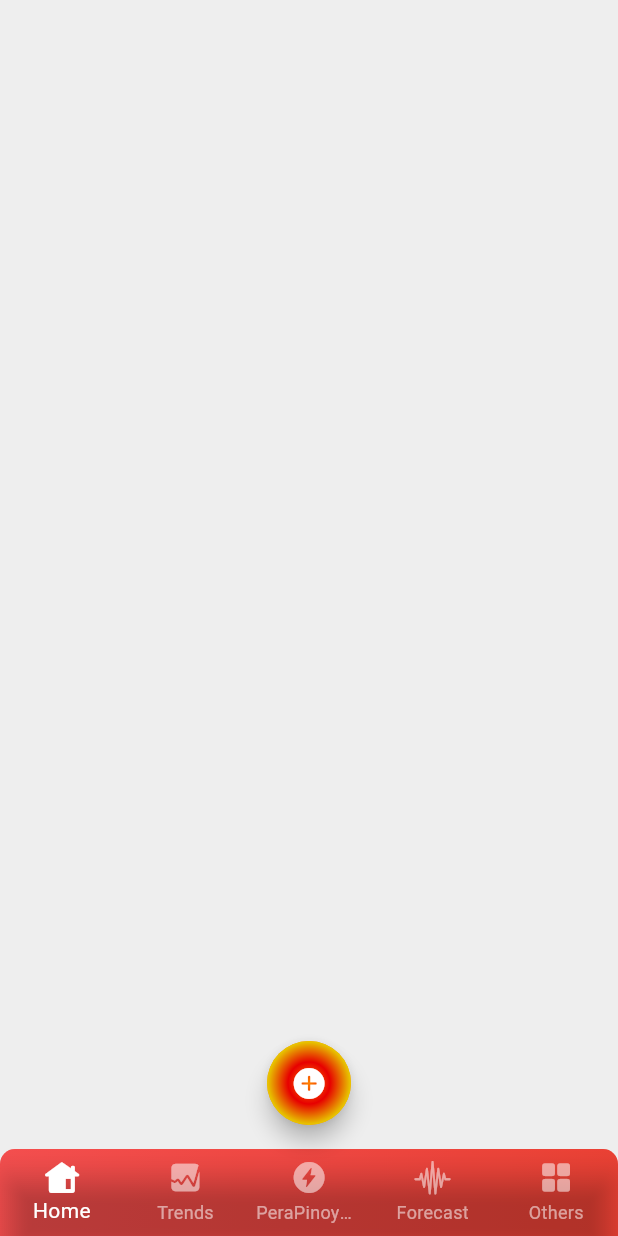
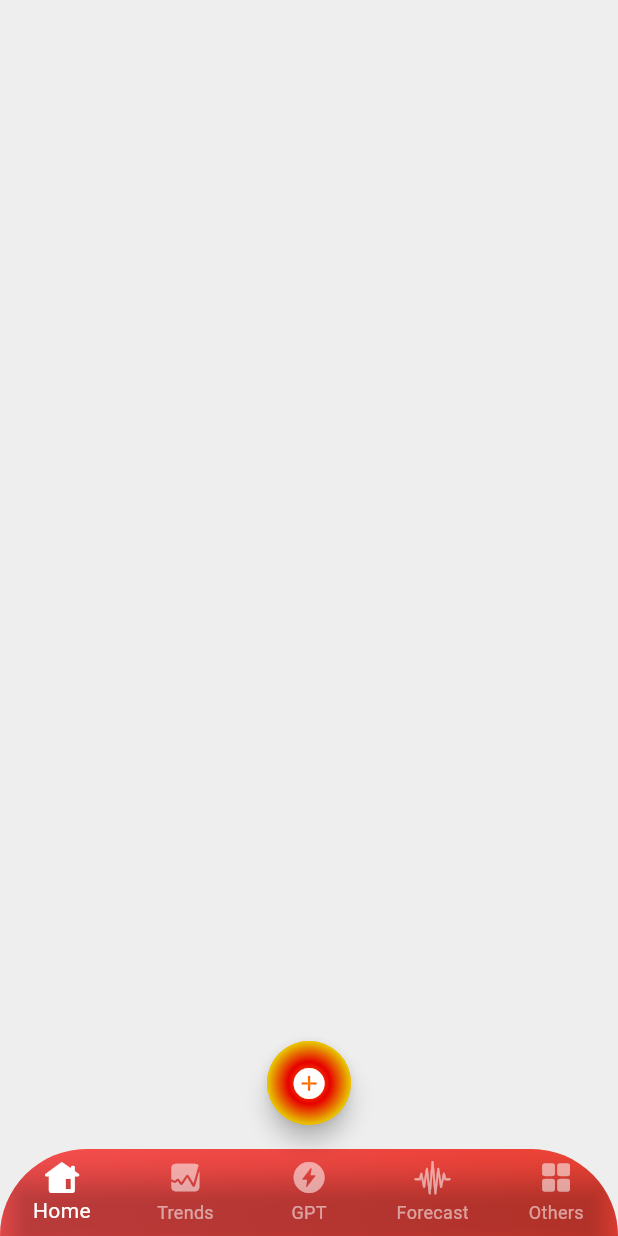
Before and after one commit to donyelqt/pera-pinoy, a Flutter app: the screen it shows after launch, on a phone screen of 412 x 824 dp. Run offline on Flutter 3.47's test engine with Material 3 defaults, Android fonts, the light colour scheme and no system bars.

Commit message:
"Updated HomeScreen: changed bottom navigation bar border radius and gradient, renamed 'PeraPinoyGPT' to 'GPT' in bottom navigation item label."

```diff
--- a/lib/screens/home/views/home_screen.dart
+++ b/lib/screens/home/views/home_screen.dart
@@ -11,10 +11,10 @@ class HomeScreen extends StatelessWidget {
     return Scaffold(
       appBar: AppBar(),
       bottomNavigationBar: ClipRRect(
-        borderRadius: BorderRadius.vertical(top: Radius.circular(10)),
+        borderRadius: const BorderRadius.vertical(top: Radius.circular(60)),
         child: Container(
           decoration: BoxDecoration(
-            gradient: LinearGradient(
+            gradient: const LinearGradient(
               colors: [Colors.redAccent, Colors.red],
               begin: Alignment.topLeft,
               end: Alignment.bottomRight,
@@ -42,7 +42,7 @@ class HomeScreen extends StatelessWidget {
                   label: 'Trends'),
               BottomNavigationBarItem(
                   icon: Icon(CupertinoIcons.bolt_circle_fill),
-                  label: 'PeraPinoyGPT'),
+                  label: 'GPT'),
               BottomNavigationBarItem(
                   icon: Icon(CupertinoIcons.waveform_path),
                   label: 'Forecast'),
```
